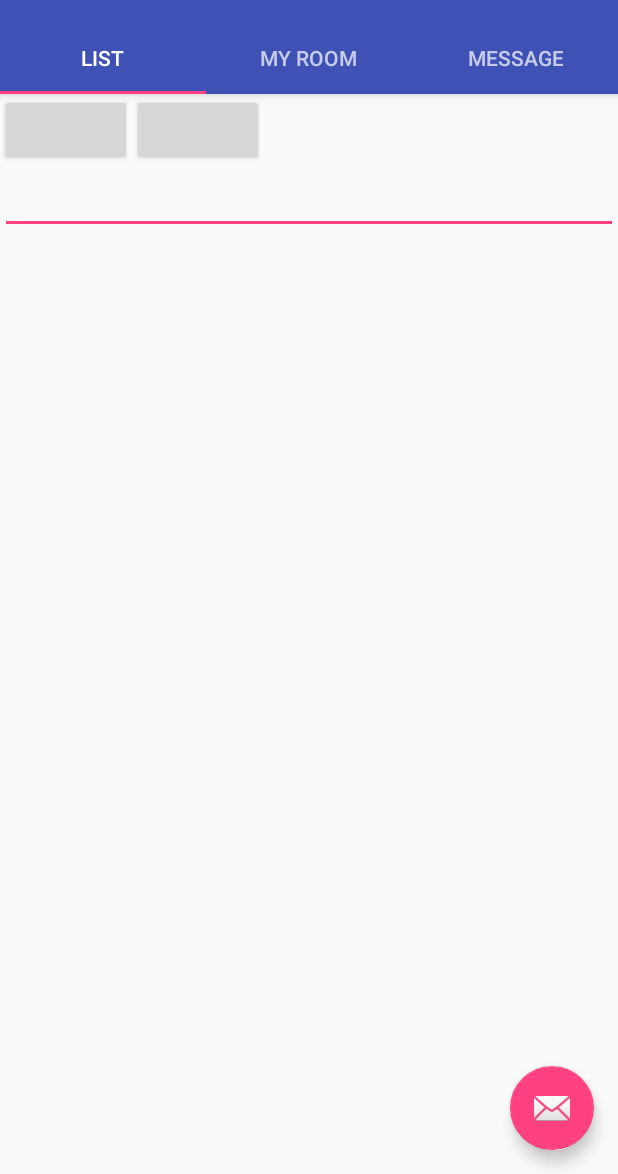
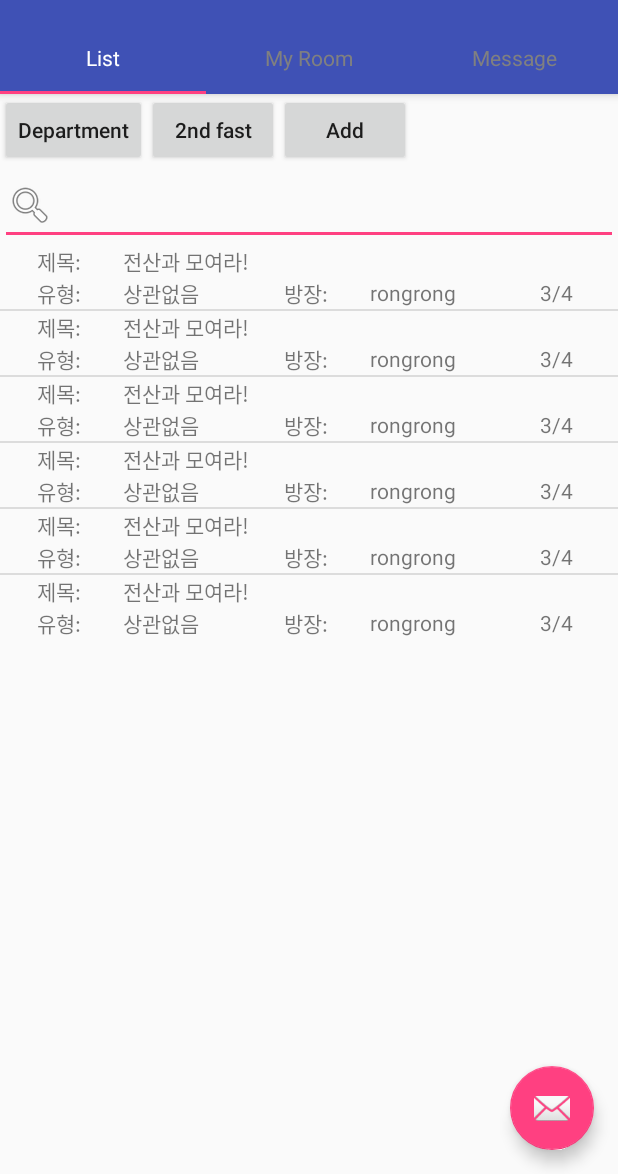
Before and after one commit to hyunOO/CS496_Week3, an Android app: the screen it shows after launch (MainActivity), on a phone screen of 412 x 824 dp, the part 62-1236 px from its top. Run offline under Robolectric (Android 15) with nearby library versions, the phone set to English and light mode, and no system bars.

Commit message:
[Client] Add ListView at Tab1, Tab2, Tab3

```diff
--- a/Client/app/src/main/java/com/cs496/cs496_week3/Room.java
+++ b/Client/app/src/main/java/com/cs496/cs496_week3/Room.java
@@ -1,34 +1,49 @@
 package com.cs496.cs496_week3;
+
+import java.util.ArrayList;
 
 /**
  * Created by rongrong on 2017-07-14.
  */
 
 public class Room {
-    private String title, maker, currentState;
+    private String title, makerId, current, mealType;
 
-    public void Room(String title, String maker, String currentState){
+    public void Room(String title, String makerId, String mealType) {
         this.title = title;
-        this.maker = maker;
-        this.currentState = currentState;
+        this.makerId = makerId;
+        this.mealType = mealType;
     }
 
-    public void setTitle(String title){
+    public void setTitle(String title) {
         this.title = title;
     }
-    public void setMaker(String maker){
-        this.maker = maker;
+
+    public void setMakerId(String makerId) {
+        this.makerId = makerId;
     }
-    public void setCurrentState(String currentState){
-        this.currentState = currentState;
+
+    public void setMealType(String mealType) {
+        this.mealType = mealType;
     }
-    public String getTitle(){
+
+    public void setCurrent(Integer maxUser, Integer currentUser) {
+        this.current = String.valueOf(currentUser) + "/" + String.valueOf(maxUser);
+    }
+
+    public String getTitle() {
         return this.title;
     }
-    public String getMaker(){
-        return this.maker;
+
+    public String getMakerId() {
+        return this.makerId;
     }
-    public String getCurrentState(){
-        return this.currentState;
+
+    public String getMealType() {
+        return this.mealType;
+    }
+
+    public String getCurrent() {
+        return current;
     }
 }
--- a/Client/app/src/main/java/com/cs496/cs496_week3/RoomListAdapter.java
+++ b/Client/app/src/main/java/com/cs496/cs496_week3/RoomListAdapter.java
@@ -17,8 +17,8 @@ public class RoomListAdapter extends BaseAdapter {
 
     private ArrayList<Room> roomList = new ArrayList<>();
 
-    public RoomListAdapter(){
-
+    public RoomListAdapter(ArrayList<Room> roomList){
+        this.roomList = roomList;
     }
 
     @Override
@@ -37,12 +37,14 @@ public class RoomListAdapter extends BaseAdapter {
         Room room = roomList.get(position);
 
         if(room != null){
-            TextView title = (TextView) convertView.findViewById(R.id.titleContent) ;
-            TextView maker = (TextView) convertView.findViewById(R.id.makerContent) ;
-            TextView currentState = (TextView) convertView.findViewById(R.id.currentState) ;
+            TextView title = (TextView) convertView.findViewById(R.id.title);
+            TextView mealType = (TextView) convertView.findViewById(R.id.mealType);
+            TextView makerId = (TextView) convertView.findViewById(R.id.makerId);
+            TextView current = (TextView) convertView.findViewById(R.id.current);
             title.setText(room.getTitle());
-            maker.setText(room.getMaker());
-            currentState.setText(room.getCurrentState());
+            mealType.setText(room.getMealType());
+            makerId.setText(room.getMakerId());
+            current.setText(room.getCurrent());
         }
         return convertView;
     }
--- a/Client/app/src/main/java/com/cs496/cs496_week3/Tab1RoomList.java
+++ b/Client/app/src/main/java/com/cs496/cs496_week3/Tab1RoomList.java
@@ -1,20 +1,43 @@
 package com.cs496.cs496_week3;
+
 import android.os.Bundle;
 import android.support.v4.app.Fragment;
 import android.view.LayoutInflater;
 import android.view.View;
 import android.view.ViewGroup;
+import android.widget.ListView;
+
+import java.util.ArrayList;
+import java.util.List;
 
 /**
  * Created by rongrong on 2017-07-14.
  */
 
-public class Tab1RoomList extends Fragment{
-
+public class Tab1RoomList extends Fragment {
     View view;
 
     public View onCreateView(LayoutInflater inflater, ViewGroup container, Bundle savedInstanceState) {
         view = inflater.inflate(R.layout.tab1_roomlist, null);
+
+        ArrayList<Room> roomList = new ArrayList<>();
+        Room room1 = new Room();
+        room1.setTitle("전산과 모여라!");
+        room1.setMakerId("rongrong");
+        room1.setMealType("상관없음");
+        room1.setCurrent(4, 3);
+        roomList.add(room1);
+        roomList.add(room1);
+        roomList.add(room1);
+        roomList.add(room1);
+        roomList.add(room1);
+        roomList.add(room1);
+
+
+        ListView listview = (ListView) view.findViewById(R.id.roomlistListView);
+        RoomListAdapter adapter = new RoomListAdapter(roomList);
+        listview.setAdapter(adapter);
+
         return view;
     }
 }
--- a/Client/app/src/main/java/com/cs496/cs496_week3/Tab2MyRoom.java
+++ b/Client/app/src/main/java/com/cs496/cs496_week3/Tab2MyRoom.java
@@ -4,6 +4,9 @@ import android.support.v4.app.Fragment;
 import android.view.LayoutInflater;
 import android.view.View;
 import android.view.ViewGroup;
+import android.widget.ListView;
+
+import java.util.ArrayList;
 
 /**
  * Created by rongrong on 2017-07-14.
@@ -13,7 +16,27 @@ public class Tab2MyRoom extends Fragment{
     View view;
 
     public View onCreateView(LayoutInflater inflater, ViewGroup container, Bundle savedInstanceState) {
-        view = inflater.inflate(R.layout.tab3_message, null);
+        view = inflater.inflate(R.layout.tab2_myroom, null);
+
+        ArrayList<Room> roomList = new ArrayList<>();
+        Room room1 = new Room();
+        room1.setTitle("전산과 모여라!");
+        room1.setMakerId("rongrong");
+        room1.setMealType("상관없음");
+        room1.setCurrent(4, 3);
+        roomList.add(room1);
+        roomList.add(room1);
+        roomList.add(room1);
+        roomList.add(room1);
+        roomList.add(room1);
+        roomList.add(room1);
+
+
+        ListView listview = (ListView) view.findViewById(R.id.roomlistListView);
+        RoomListAdapter adapter = new RoomListAdapter(roomList);
+        listview.setAdapter(adapter);
+
+
         return view;
     }
 }
--- a/Client/app/src/main/res/layout/app_bar_main.xml
+++ b/Client/app/src/main/res/layout/app_bar_main.xml
@@ -21,7 +21,8 @@
         <android.support.design.widget.TabLayout
             android:id="@+id/tablayout"
             android:layout_width="match_parent"
-            android:layout_height="wrap_content" />
+            android:layout_height="wrap_content"
+            app:tabTextAppearance="@android:style/TextAppearance.Widget.TabWidget"/>
 
     </android.support.design.widget.AppBarLayout>
 
--- a/Client/app/src/main/res/layout/tab0_roomlist_layout.xml
+++ b/Client/app/src/main/res/layout/tab0_roomlist_layout.xml
@@ -5,46 +5,82 @@
     android:orientation="vertical">
 
     <LinearLayout
-        android:layout_width="wrap_content"
-        android:layout_height="match_parent"
+        android:layout_width="match_parent"
+        android:layout_height="wrap_content"
         android:layout_weight="1"
         android:orientation="horizontal">
 
         <TextView
-            android:id="@+id/title"
-            android:layout_width="wrap_content"
+            android:layout_width="0dp"
             android:layout_height="match_parent"
-            android:text="제목: " />
+            android:layout_weight="1"
+            android:gravity="center_vertical"
+            android:text="제목: "
+            android:textAlignment="center"/>
 
-        <TextView
-            android:id="@+id/titleContent"
-            android:layout_width="wrap_content"
-            android:layout_height="match_parent" />
+        <HorizontalScrollView
+            android:layout_width="0dp"
+            android:layout_height="match_parent"
+            android:layout_weight="4">
+
+            <TextView
+                android:id="@+id/title"
+                android:layout_width="wrap_content"
+                android:layout_height="match_parent"
+                android:gravity="center_vertical"
+                android:text="전산과 모여라~"/>
+
+        </HorizontalScrollView>
+
 
     </LinearLayout>
 
     <LinearLayout
-        android:layout_width="wrap_content"
-        android:layout_height="match_parent"
+        android:layout_width="match_parent"
+        android:layout_height="wrap_content"
         android:layout_weight="1"
         android:orientation="horizontal">
 
         <TextView
-            android:id="@+id/maker"
-            android:layout_width="wrap_content"
+            android:layout_width="0dp"
             android:layout_height="match_parent"
-            android:text="방장: " />
+            android:layout_weight="1"
+            android:gravity="center_vertical"
+            android:text="유형: "
+            android:textAlignment="center"/>
 
         <TextView
-            android:id="@+id/makerContent"
-            android:layout_width="wrap_content"
-            android:layout_height="match_parent" />
+            android:id="@+id/mealType"
+            android:layout_width="0dp"
+            android:layout_height="match_parent"
+            android:layout_weight="1"
+            android:gravity="center_vertical"
+            android:text="상관없음"/>
 
         <TextView
-            android:id="@+id/currentState"
-            android:layout_width="wrap_content"
-            android:layout_height="match_parent" />
+            android:layout_width="0dp"
+            android:layout_height="match_parent"
+            android:layout_weight="1"
+            android:gravity="center_vertical"
+            android:text="방장: "
+            android:textAlignment="center"/>
 
+        <TextView
+            android:id="@+id/makerId"
+            android:layout_width="0dp"
+            android:layout_height="match_parent"
+            android:layout_weight="1"
+            android:gravity="center_vertical"
+            android:text="rongrong"/>
+
+        <TextView
+            android:id="@+id/current"
+            android:layout_width="0dp"
+            android:layout_height="match_parent"
+            android:layout_weight="1"
+            android:gravity="center_vertical"
+            android:text="3/4"
+            android:textAlignment="center"/>
 
     </LinearLayout>
 
--- a/Client/app/src/main/res/layout/tab1_roomlist.xml
+++ b/Client/app/src/main/res/layout/tab1_roomlist.xml
@@ -13,19 +13,31 @@
         <Button
             android:id="@+id/fastSearchContent"
             android:layout_width="wrap_content"
-            android:layout_height="wrap_content" />
+            android:layout_height="wrap_content"
+            android:text="Department"
+            android:textAllCaps="false"/>
+
+        <Button
+            android:id="@+id/secondSearchContent"
+            android:layout_width="wrap_content"
+            android:layout_height="wrap_content"
+            android:text="2nd fast"
+            android:textAllCaps="false"/>
 
         <Button
             android:id="@+id/fastSearchAdd"
             android:layout_width="wrap_content"
-            android:layout_height="wrap_content" />
+            android:layout_height="wrap_content"
+            android:text="Add"
+            android:textAllCaps="false"/>
 
     </LinearLayout>
 
     <EditText
         android:id="@+id/searchBar"
         android:layout_width="match_parent"
-        android:layout_height="wrap_content" />
+        android:layout_height="wrap_content"
+        android:drawableLeft="@android:drawable/ic_menu_search"/>
 
     <LinearLayout
         android:id="@+id/showRoom"
```
Also changed, not shown: Client/app/src/main/java/com/cs496/cs496_week3/Message.java (+40 -13 lines), Client/app/src/main/java/com/cs496/cs496_week3/MessageAdapter.java (+18 -10 lines), Client/app/src/main/java/com/cs496/cs496_week3/Tab3Message.java (+25 -2 lines), Client/app/src/main/res/layout/tab0_message_layout.xml (+35 -33 lines), Client/app/src/main/res/layout/tab2_myroom.xml (+11 -5 lines).
